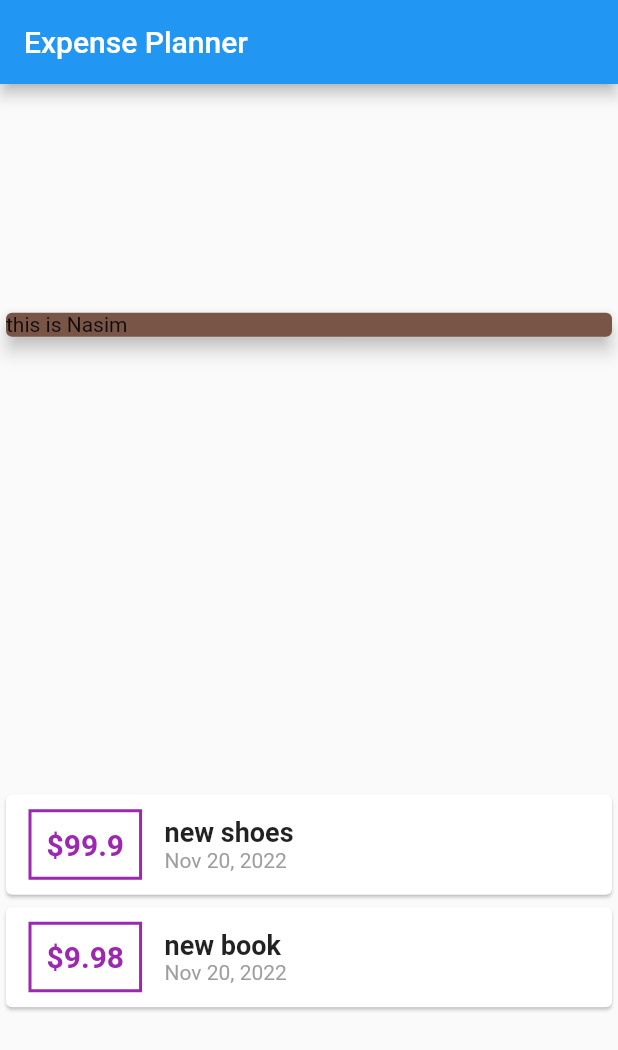
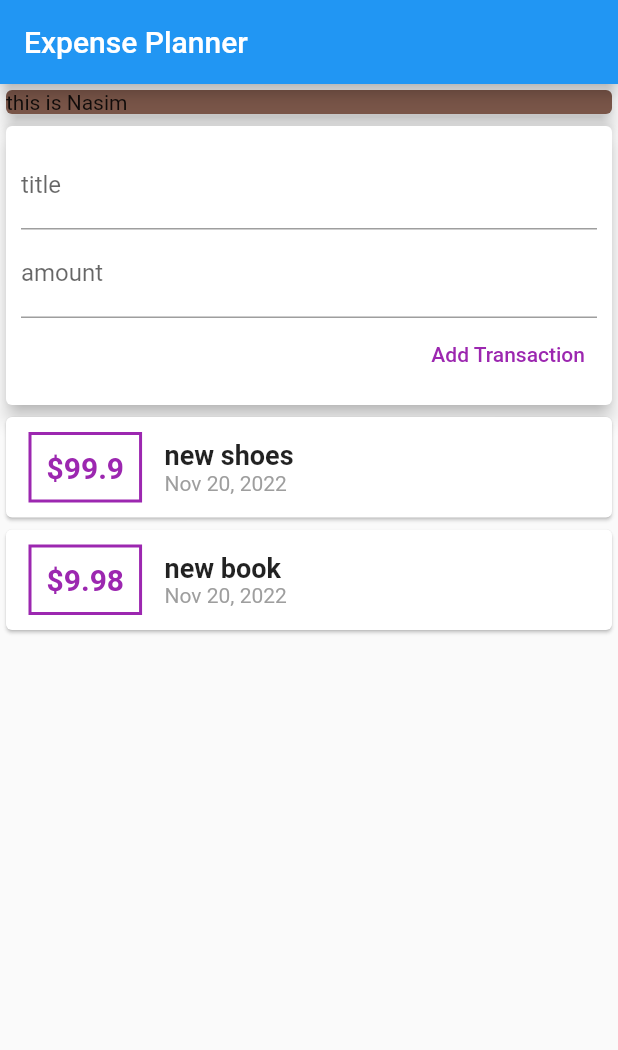
Before and after one commit to Nasim-Alizai/flutter_expense_palnner, a Flutter app: the screen it shows after launch, on a phone screen of 412 x 824 dp. Shown: the top 1050 px of the screen. Run offline on Flutter 3.47's test engine with Material 2 defaults, Android fonts, the phone set to English and light mode, and no system bars.

Commit message:
add EditTextController

```diff
--- a/lib/main.dart
+++ b/lib/main.dart
@@ -34,6 +34,10 @@ class MyHomePage extends StatelessWidget {
       date: DateTime.now(),
     )
   ];
+
+  final titleController = TextEditingController();
+  final amountController = TextEditingController();
+
   @override
   Widget build(BuildContext context) {
     return Scaffold(
@@ -41,7 +45,7 @@ class MyHomePage extends StatelessWidget {
           title: const Text('Expense Planner'),
         ),
         body: Column(
-          mainAxisAlignment: MainAxisAlignment.spaceAround,
+          // mainAxisAlignment: MainAxisAlignment.spaceAround,
           children: <Widget>[
             const SizedBox(
               width: double.infinity,
@@ -49,6 +53,32 @@ class MyHomePage extends StatelessWidget {
                 color: Colors.brown,
                 elevation: 5,
                 child: Text("this is Nasim"),
+              ),
+            ),
+            Card(
+              elevation: 5,
+              child: Container(
+                margin: const EdgeInsets.all(10),
+                child: Column(
+                  crossAxisAlignment: CrossAxisAlignment.end,
+                  children: <Widget>[
+                    TextField(
+                      decoration: const InputDecoration(labelText: 'title'),
+                      controller: titleController,
+                    ),
+                    TextField(
+                      decoration: const InputDecoration(labelText: 'amount'),
+                      controller: amountController,
+                    ),
+                    TextButton(
+                        style: ButtonStyle(
+                          foregroundColor:
+                              MaterialStateProperty.all<Color>(Colors.purple),
+                        ),
+                        onPressed: () {},
+                        child: const Text("Add Transaction"))
+                  ],
+                ),
               ),
             ),
             Column(
```
